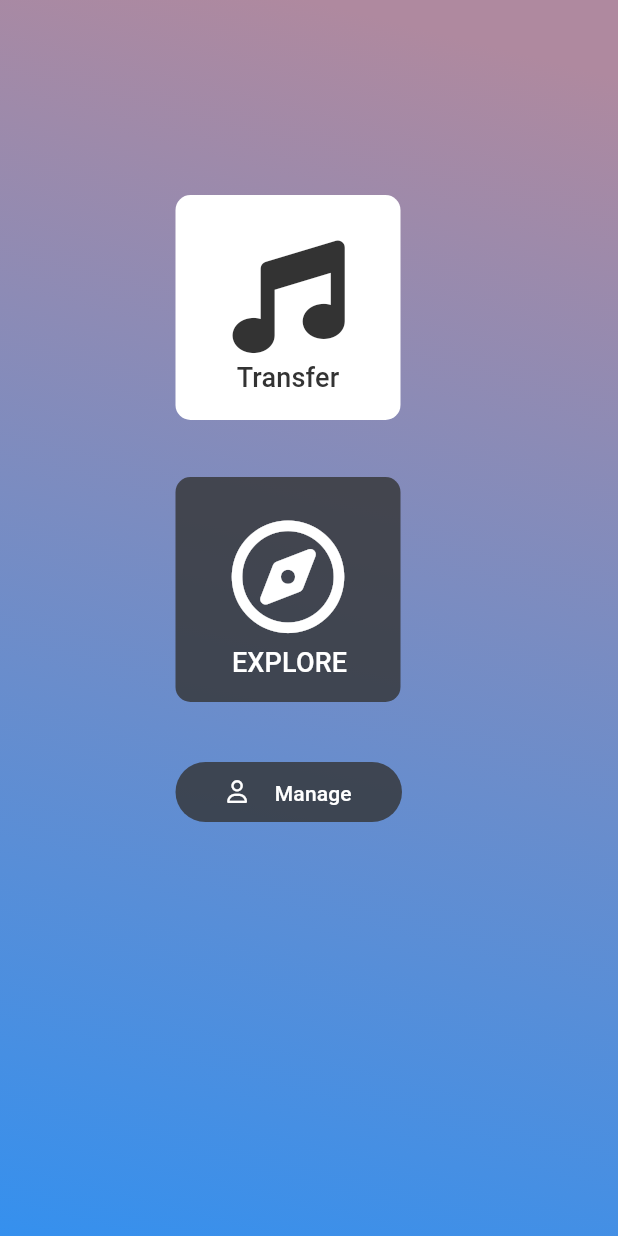
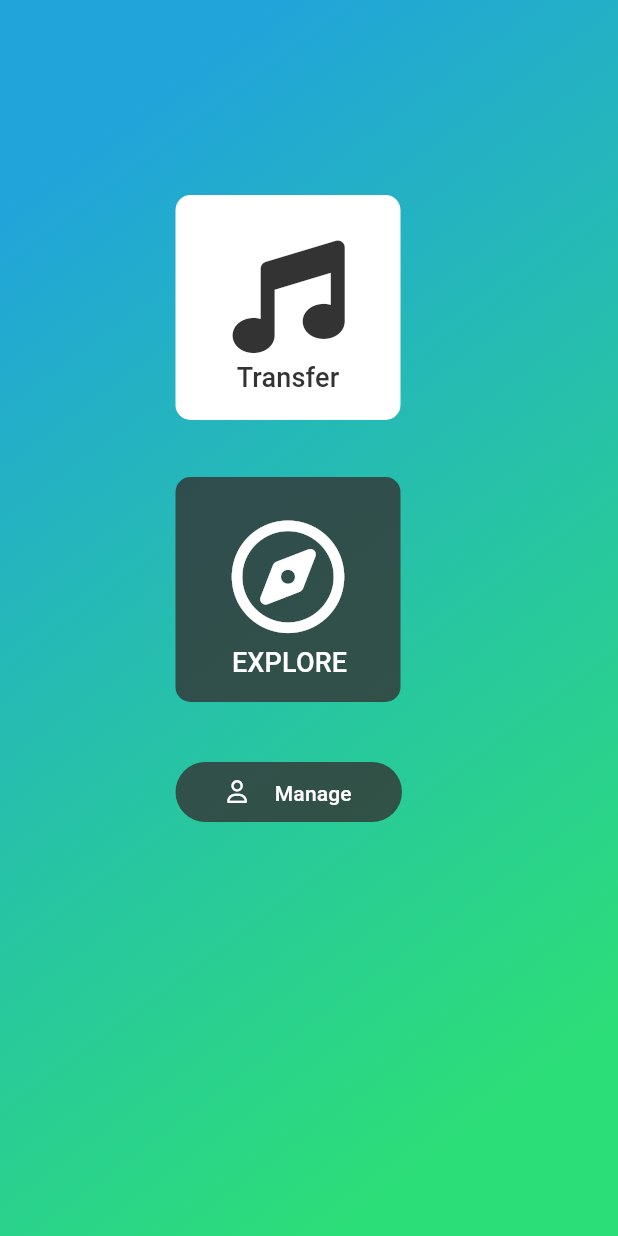
Before and after one commit to alexheiner/playlister, a Flutter app: the screen it shows after launch, on a phone screen of 412 x 824 dp. Run offline on Flutter 3.47's test engine with Material 2 defaults, Android fonts, the phone set to English and light mode, and no system bars; our stand-ins replace font_awesome_flutter.

Commit message:
changed animation

```diff
--- a/lib/screens/home/home_screen.dart
+++ b/lib/screens/home/home_screen.dart
@@ -1,5 +1,4 @@
 import 'package:flutter/material.dart';
-import 'package:flutter_svg/svg.dart';
 import 'package:font_awesome_flutter/font_awesome_flutter.dart';
 
 import '../../widgets/animated_gradient.dart';
--- a/lib/widgets/animated_gradient.dart
+++ b/lib/widgets/animated_gradient.dart
@@ -26,7 +26,7 @@ class _AnimatedGradientState extends State<AnimatedGradient> {
   Color bottomColor = Color(0xFF20E95D);
   Color topColor = Color(0xFFFA57C1);
   Alignment begin = Alignment.bottomLeft;
-  Alignment end = Alignment.topCenter;
+  Alignment end = Alignment.topRight;
 
   @override
   Widget build(BuildContext context) {
@@ -37,7 +37,7 @@ class _AnimatedGradientState extends State<AnimatedGradient> {
     });
     return Scaffold(
       body: AnimatedContainer(
-          duration: Duration(seconds: 2),
+          duration: Duration(milliseconds: 1500),
           onEnd: () {
             setState(() {
               index = index + 1;
@@ -46,8 +46,8 @@ class _AnimatedGradientState extends State<AnimatedGradient> {
               topColor = colorList[(index + 1) % colorList.length];
 
               //// animate the alignment
-              // begin = alignmentList[index % alignmentList.length];
-              // end = alignmentList[(index + 2) % alignmentList.length];
+              begin = alignmentList[index % alignmentList.length];
+              end = alignmentList[(index + 2) % alignmentList.length];
             });
           },
           decoration: BoxDecoration(
```
